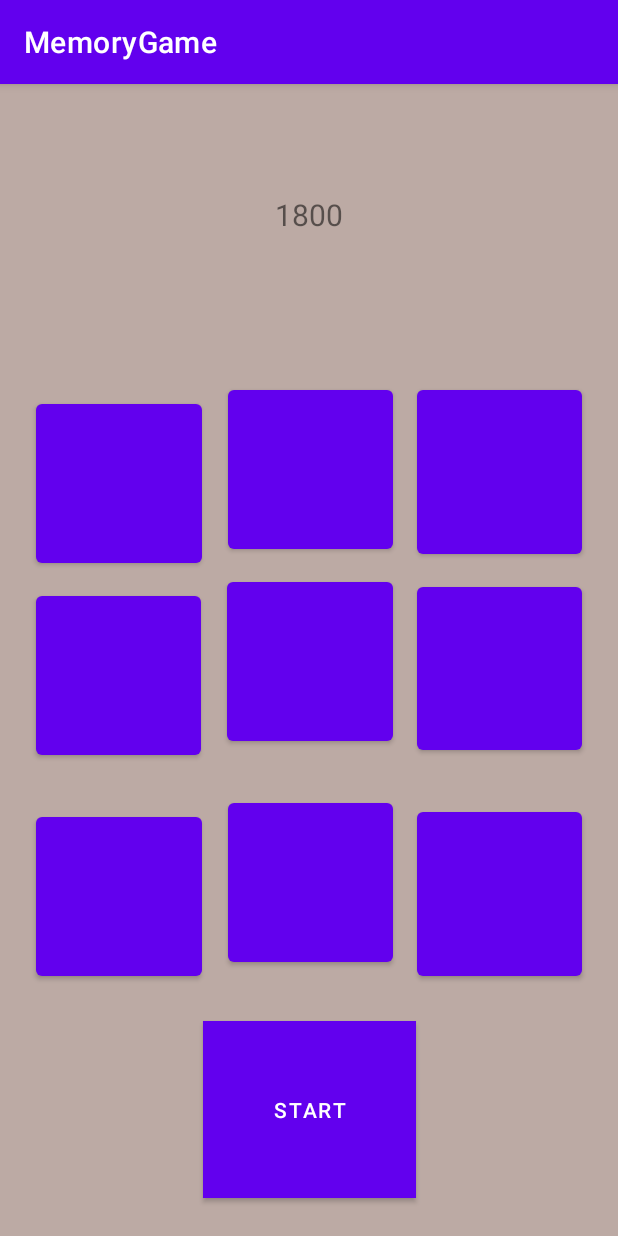
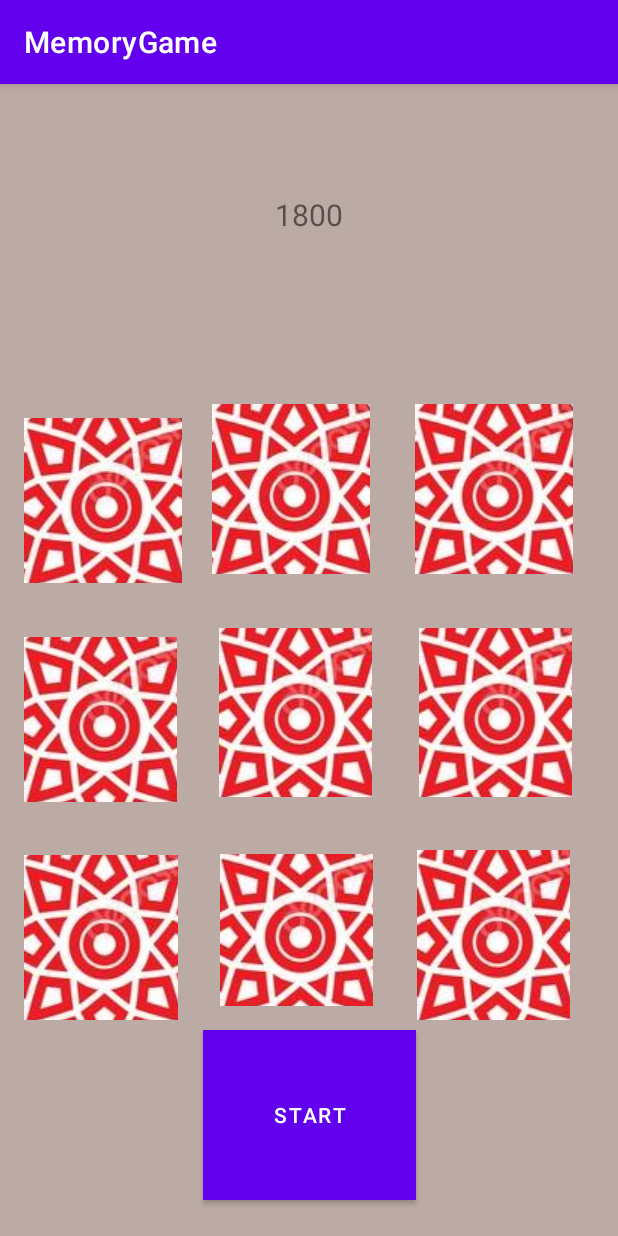
Before and after one commit to melyman95/MemoryGame, an Android app: the EasyGame screen opened directly, with no data from a screen before it, on a phone screen of 412 x 824 dp. Run offline under Robolectric (Android 15) with nearby library versions, the phone set to English and light mode, and no system bars.

Commit message:
Simplified game buttons by using non-2d array

```diff
--- a/app/src/main/java/com/example/memorygame/EasyGame.java
+++ b/app/src/main/java/com/example/memorygame/EasyGame.java
@@ -6,25 +6,27 @@ import android.os.Bundle;
 import android.os.CountDownTimer;
 import android.view.View;
 import android.widget.Button;
+import android.widget.ImageButton;
 import android.widget.TextView;
-import android.support.*;
 import java.util.*;
 
 public class EasyGame extends AppCompatActivity {
 
-    private Button[][] gameButtons = new Button[3][3];
+    private ImageButton[] gameButtons = new ImageButton[9];
     private static int TIME_LIMIT = 1800;
     private CountDownTimer gameTimer;
     private final long timeLeft = TIME_LIMIT * 100;
     private Button startTimerButton;
     private TextView easyTimerText;
+    private static int SQUARES_AMOUNT = 9;
 
     // constructors
     public EasyGame() {
 
     }
 
-    public EasyGame(int TIME_LIMIT) {
+    public EasyGame(int TIME_LIMIT, int SQUARES_AMOUNT) {
+        EasyGame.SQUARES_AMOUNT = SQUARES_AMOUNT;
         EasyGame.TIME_LIMIT = TIME_LIMIT;
     }
 
@@ -43,21 +45,48 @@ public class EasyGame extends AppCompatActivity {
         super.onCreate(savedInstanceState);
         setContentView(R.layout.activity_game);
 
+        ArrayList<Integer> imageArray = new ArrayList<>();
+        imageArray.add(R.drawable.apple);
+        imageArray.add(R.drawable.beachball);
+        imageArray.add(R.drawable.crab);
+        imageArray.add(R.drawable.donut);
+        imageArray.add(R.drawable.pikachu);
+        imageArray.add(R.drawable.watermelon);
+        imageArray.add(R.drawable.donut);
+        imageArray.add(R.drawable.pikachu);
+        imageArray.add(R.drawable.watermelon);
+
+        Collections.shuffle(imageArray);
+
         TextView timerText = findViewById(R.id.timer);
         timerText.setText(String.valueOf(EasyGame.getTIME_LIMIT()));
 
         startTimerButton = findViewById(R.id.startTimerButton);
 
-        for (int i = 0; i < 3; i++) {
-            for (int j = 0; j < 3; j++) {
-                String buttonId = "button" + i + j;
-                int resId = getResources().getIdentifier(buttonId, "id", getPackageName());
-                gameButtons[i][j] = findViewById(resId);
-                gameButtons[i][j].setOnClickListener(v -> {
+        gameButtons[0] = findViewById(R.id.imageButtonEasy1);
+        gameButtons[1] = findViewById(R.id.imageButtonEasy2);
+        gameButtons[2] = findViewById(R.id.imageButtonEasy3);
+        gameButtons[3] = findViewById(R.id.imageButtonEasy4);
+        gameButtons[4] = findViewById(R.id.imageButtonEasy5);
+        gameButtons[5] = findViewById(R.id.imageButtonEasy6);
+        gameButtons[6] = findViewById(R.id.imageButtonEasy7);
+        gameButtons[7] = findViewById(R.id.imageButtonEasy8);
+        gameButtons[8] = findViewById(R.id.imageButtonEasy9);
 
-                });
-            }
+        for (int i = 0; i < SQUARES_AMOUNT; i++) {
+            int finalI = i;
+            int finalI1 = i;
+            gameButtons[i].setOnClickListener(new View.OnClickListener() {
+                @Override
+                public void onClick(View v) {
+                    if (gameButtons[finalI1].getBackground() != null) {
+                        gameButtons[finalI].setImageResource(imageArray.get(finalI));
+                    }
+                }
+            });
         }
+
+        disableInput();
 
         gameTimer = new CountDownTimer(timeLeft, 1000) {
             /**
@@ -88,8 +117,20 @@ public class EasyGame extends AppCompatActivity {
              */
             @Override
             public void onClick(View v) {
+                enableInput();
                 gameTimer.start();
             }
         });
     }
+    public void disableInput() {
+        for (int i = 0; i < SQUARES_AMOUNT; i++) {
+            gameButtons[i].setEnabled(false);
+        }
+    }
+
+    public void enableInput() {
+        for (int i = 0; i < SQUARES_AMOUNT; i++) {
+            gameButtons[i].setEnabled(true);
+        }
+    }
 }
--- a/app/src/main/res/layout/activity_game.xml
+++ b/app/src/main/res/layout/activity_game.xml
@@ -7,135 +7,139 @@
     android:background="@color/mainBackgroundColor"
     tools:context=".EasyGame">
 
+    <ImageButton
+        android:id="@+id/imageButtonEasy8"
+        android:layout_width="0dp"
+        android:layout_height="101dp"
+        android:layout_marginEnd="163dp"
+        android:layout_marginBottom="16dp"
+        app:layout_constraintBottom_toTopOf="@+id/startTimerButton"
+        app:layout_constraintEnd_toEndOf="parent"
+        app:layout_constraintStart_toEndOf="@+id/imageButtonEasy7"
+        app:srcCompat="@drawable/cardback" />
+
+    <ImageButton
+        android:id="@+id/imageButtonEasy9"
+        android:layout_width="102dp"
+        android:layout_height="0dp"
+        android:layout_marginEnd="32dp"
+        android:layout_marginBottom="144dp"
+        app:layout_constraintBottom_toBottomOf="parent"
+        app:layout_constraintEnd_toEndOf="parent"
+        app:layout_constraintTop_toBottomOf="@+id/imageButtonEasy6"
+        app:srcCompat="@drawable/cardback" />
+
+    <ImageButton
+        android:id="@+id/imageButtonEasy1"
+        android:layout_width="105dp"
+        android:layout_height="0dp"
+        android:layout_marginStart="16dp"
+        android:layout_marginBottom="36dp"
+        app:layout_constraintBottom_toTopOf="@+id/imageButtonEasy4"
+        app:layout_constraintStart_toStartOf="parent"
+        app:layout_constraintTop_toBottomOf="@+id/timer"
+        app:srcCompat="@drawable/cardback" />
+
+    <ImageButton
+        android:id="@+id/imageButtonEasy2"
+        android:layout_width="105dp"
+        android:layout_height="0dp"
+        android:layout_marginStart="20dp"
+        android:layout_marginTop="213dp"
+        android:layout_marginBottom="36dp"
+        app:layout_constraintBottom_toTopOf="@+id/imageButtonEasy5"
+        app:layout_constraintStart_toEndOf="@+id/imageButtonEasy1"
+        app:layout_constraintTop_toTopOf="parent"
+        app:srcCompat="@drawable/cardback" />
+
+    <ImageButton
+        android:id="@+id/imageButtonEasy3"
+        android:layout_width="105dp"
+        android:layout_height="0dp"
+        android:layout_marginStart="16dp"
+        android:layout_marginTop="213dp"
+        android:layout_marginEnd="16dp"
+        android:layout_marginBottom="36dp"
+        app:layout_constraintBottom_toTopOf="@+id/imageButtonEasy6"
+        app:layout_constraintEnd_toEndOf="parent"
+        app:layout_constraintStart_toEndOf="@+id/imageButtonEasy2"
+        app:layout_constraintTop_toTopOf="parent"
+        app:srcCompat="@drawable/cardback" />
+
+    <ImageButton
+        android:id="@+id/imageButtonEasy4"
+        android:layout_width="102dp"
+        android:layout_height="0dp"
+        android:layout_marginStart="16dp"
+        android:layout_marginBottom="35dp"
+        app:layout_constraintBottom_toTopOf="@+id/imageButtonEasy7"
+        app:layout_constraintStart_toStartOf="parent"
+        app:layout_constraintTop_toBottomOf="@+id/imageButtonEasy1"
+        app:srcCompat="@drawable/cardback" />
+
+    <ImageButton
+        android:id="@+id/imageButtonEasy5"
+        android:layout_width="102dp"
+        android:layout_height="0dp"
+        android:layout_marginStart="28dp"
+        android:layout_marginBottom="155dp"
+        app:layout_constraintBottom_toTopOf="@+id/startTimerButton"
+        app:layout_constraintStart_toEndOf="@+id/imageButtonEasy4"
+        app:layout_constraintTop_toBottomOf="@+id/imageButtonEasy2"
+        app:srcCompat="@drawable/cardback" />
+
+    <ImageButton
+        android:id="@+id/imageButtonEasy7"
+        android:layout_width="0dp"
+        android:layout_height="0dp"
+        android:layout_marginStart="16dp"
+        android:layout_marginEnd="28dp"
+        android:layout_marginBottom="144dp"
+        app:layout_constraintBottom_toBottomOf="parent"
+        app:layout_constraintEnd_toStartOf="@+id/imageButtonEasy8"
+        app:layout_constraintStart_toStartOf="parent"
+        app:layout_constraintTop_toBottomOf="@+id/imageButtonEasy4"
+        app:srcCompat="@drawable/cardback" />
+
     <TextView
         android:id="@+id/timer"
         android:layout_width="231dp"
         android:layout_height="0dp"
         android:layout_marginHorizontal="@android:dimen/thumbnail_height"
         android:layout_marginTop="73dp"
-        android:layout_marginBottom="16dp"
+        android:layout_marginBottom="39dp"
         android:layoutDirection="inherit"
         android:text="3:00"
         android:textAlignment="center"
         android:textAppearance="@style/TextAppearance.AppCompat.Small"
         android:textSize="20sp"
-        app:layout_constraintBottom_toTopOf="@+id/button10"
+        app:layout_constraintBottom_toTopOf="@+id/imageButtonEasy1"
         app:layout_constraintEnd_toEndOf="parent"
         app:layout_constraintStart_toStartOf="parent"
         app:layout_constraintTop_toTopOf="parent" />
 
     <Button
-        android:id="@+id/button00"
-        android:layout_width="0dp"
-        android:layout_height="0dp"
-        android:layout_marginStart="24dp"
-        android:layout_marginEnd="17dp"
-        android:layout_marginBottom="29dp"
-        app:layout_constraintBottom_toTopOf="@+id/button20"
-        app:layout_constraintEnd_toStartOf="@+id/button01"
-        app:layout_constraintStart_toStartOf="parent"
-        app:layout_constraintTop_toBottomOf="@+id/button10" />
-
-    <Button
-        android:id="@+id/button01"
-        android:layout_width="0dp"
-        android:layout_height="0dp"
-        android:layout_marginEnd="16dp"
-        android:layout_marginBottom="29dp"
-        app:layout_constraintBottom_toTopOf="@+id/button21"
-        app:layout_constraintEnd_toStartOf="@+id/button12"
-        app:layout_constraintStart_toEndOf="@+id/button00"
-        app:layout_constraintTop_toBottomOf="@+id/button11" />
-
-    <Button
-        android:id="@+id/button02"
-        android:layout_width="110dp"
-        android:layout_height="0dp"
-        android:layout_marginTop="198dp"
-        android:layout_marginEnd="24dp"
-        android:layout_marginBottom="10dp"
-        app:layout_constraintBottom_toTopOf="@+id/button12"
-        app:layout_constraintEnd_toEndOf="parent"
-        app:layout_constraintTop_toTopOf="parent" />
-
-    <Button
-        android:id="@+id/button10"
-        android:layout_width="0dp"
-        android:layout_height="0dp"
-        android:layout_marginStart="24dp"
-        android:layout_marginEnd="17dp"
-        android:layout_marginBottom="10dp"
-        app:layout_constraintBottom_toTopOf="@+id/button00"
-        app:layout_constraintEnd_toStartOf="@+id/button11"
-        app:layout_constraintStart_toStartOf="parent"
-        app:layout_constraintTop_toBottomOf="@+id/timer" />
-
-    <Button
-        android:id="@+id/button11"
-        android:layout_width="0dp"
-        android:layout_height="0dp"
-        android:layout_marginTop="198dp"
-        android:layout_marginEnd="150dp"
-        android:layout_marginBottom="10dp"
-        app:layout_constraintBottom_toTopOf="@+id/button01"
-        app:layout_constraintEnd_toEndOf="parent"
-        app:layout_constraintStart_toEndOf="@+id/button10"
-        app:layout_constraintTop_toTopOf="parent" />
-
-    <Button
-        android:id="@+id/button12"
-        android:layout_width="0dp"
-        android:layout_height="0dp"
-        android:layout_marginEnd="24dp"
-        android:layout_marginBottom="29dp"
-        app:layout_constraintBottom_toTopOf="@+id/button22"
-        app:layout_constraintEnd_toEndOf="parent"
-        app:layout_constraintStart_toEndOf="@+id/button01"
-        app:layout_constraintTop_toBottomOf="@+id/button02" />
-
-    <Button
-        android:id="@+id/button20"
-        android:layout_width="0dp"
-        android:layout_height="0dp"
-        android:layout_marginStart="24dp"
-        android:layout_marginEnd="17dp"
-        android:layout_marginBottom="167dp"
-        app:layout_constraintBottom_toBottomOf="parent"
-        app:layout_constraintEnd_toStartOf="@+id/button21"
-        app:layout_constraintStart_toStartOf="parent"
-        app:layout_constraintTop_toBottomOf="@+id/button00" />
-
-    <Button
-        android:id="@+id/button21"
-        android:layout_width="0dp"
-        android:layout_height="0dp"
-        android:layout_marginEnd="150dp"
-        android:layout_marginBottom="33dp"
-        app:layout_constraintBottom_toTopOf="@+id/startTimerButton"
-        app:layout_constraintEnd_toEndOf="parent"
-        app:layout_constraintStart_toEndOf="@+id/button20"
-        app:layout_constraintTop_toBottomOf="@+id/button01" />
-
-    <Button
-        android:id="@+id/button22"
-        android:layout_width="110dp"
-        android:layout_height="0dp"
-        android:layout_marginBottom="167dp"
-        app:layout_constraintBottom_toBottomOf="parent"
-        app:layout_constraintEnd_toEndOf="parent"
-        app:layout_constraintHorizontal_bias="0.92"
-        app:layout_constraintStart_toStartOf="parent"
-        app:layout_constraintTop_toBottomOf="@+id/button12" />
-
-    <Button
         android:id="@+id/startTimerButton"
         android:layout_width="142dp"
         android:layout_height="0dp"
-        android:layout_marginBottom="25dp"
+        android:layout_marginBottom="24dp"
         android:background="@color/cardview_light_background"
         android:text="Start"
         app:layout_constraintBottom_toBottomOf="parent"
         app:layout_constraintEnd_toEndOf="parent"
         app:layout_constraintStart_toStartOf="parent"
-        app:layout_constraintTop_toBottomOf="@+id/button21" />
+        app:layout_constraintTop_toBottomOf="@+id/imageButtonEasy5" />
+
+    <ImageButton
+        android:id="@+id/imageButtonEasy6"
+        android:layout_width="102dp"
+        android:layout_height="0dp"
+        android:layout_marginStart="16dp"
+        android:layout_marginEnd="16dp"
+        android:layout_marginBottom="35dp"
+        app:layout_constraintBottom_toTopOf="@+id/imageButtonEasy9"
+        app:layout_constraintEnd_toEndOf="parent"
+        app:layout_constraintStart_toEndOf="@+id/imageButtonEasy5"
+        app:layout_constraintTop_toBottomOf="@+id/imageButtonEasy3"
+        app:srcCompat="@drawable/cardback" />
 </androidx.constraintlayout.widget.ConstraintLayout>
--- a/app/src/main/res/layout/activity_main.xml
+++ b/app/src/main/res/layout/activity_main.xml
@@ -41,13 +41,15 @@
         android:id="@+id/highScoresButton"
         android:layout_width="211dp"
         android:layout_height="0dp"
-        android:layout_marginBottom="4dp"
+        android:layout_marginStart="16dp"
+        android:layout_marginEnd="16dp"
+        android:layout_marginBottom="16dp"
         android:background="@color/buttonColor"
         android:text="High Scores"
         android:textSize="30sp"
         app:layout_constraintBottom_toBottomOf="parent"
         app:layout_constraintEnd_toEndOf="parent"
-        app:layout_constraintHorizontal_bias="0.475"
+        app:layout_constraintHorizontal_bias="0.47"
         app:layout_constraintStart_toStartOf="parent"
         app:layout_constraintTop_toBottomOf="@+id/radioGroup2" />
 
```
Also changed, not shown: app/src/main/res/drawable/apple.jpg (deleted), app/src/main/res/drawable/apple.png (added), app/src/main/res/drawable/beachball.png, app/src/main/res/drawable/cardback.jpg (added), app/src/main/res/drawable/crab.png, app/src/main/res/drawable/donut.jpg (deleted), app/src/main/res/drawable/donut.png (added), app/src/main/res/drawable/pikachu.jpg (deleted), app/src/main/res/drawable/pikachu.png (added), app/src/main/res/drawable/watermelon.jpg (deleted), app/src/main/res/drawable/watermelon.png (added).
